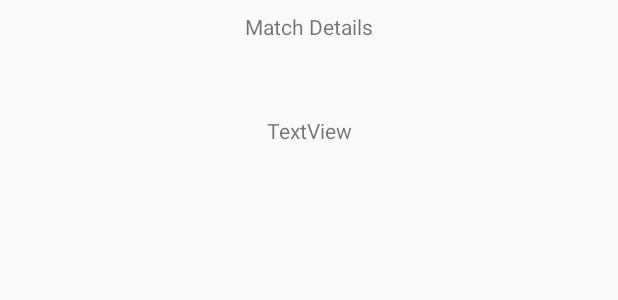
After one commit to grucha12342/NBA, an Android app: the layout activity_match_details.xml on its own in the app's theme, with its tools: preview values and no code run, on a phone screen of 412 x 824 dp. The commit adds this screen. Shown: the top 300 px of the screen. Run offline under Robolectric (Android 15) with nearby library versions, the phone set to English and light mode, and no system bars; network calls fail.

Commit message:
ListView row display fix, MatchDetails activity

```diff
--- a/app/src/main/java/com/example/misiek/nba/AsyncMatchDownload.java
+++ b/app/src/main/java/com/example/misiek/nba/AsyncMatchDownload.java
@@ -29,10 +29,12 @@ public class AsyncMatchDownload extends AsyncTask<String, Integer, ArrayList<Mat
                     JSONObject vTeam = match.getJSONObject("vTeam");
                     int awayTeamId = vTeam.getInt("teamId");
                     int awayTeamScore = vTeam.getInt("score");
+                    String awayTeamTriCode = vTeam.getString("triCode");
                     JSONObject hTeam = match.getJSONObject("hTeam");
                     int homeTeamId = hTeam.getInt("teamId");
                     int homeTeamScore = hTeam.getInt("score");
-                    Match t = new Match(gameId, homeTeamId, homeTeamScore, awayTeamId, awayTeamScore);
+                    String homeTeamTriCode = hTeam.getString("triCode");
+                    Match t = new Match(gameId, homeTeamId, homeTeamScore, homeTeamTriCode,awayTeamId, awayTeamScore, awayTeamTriCode);
                     listOfMatches.add(t);
                 }
             } catch (IOException e) {
--- a/app/src/main/java/com/example/misiek/nba/MyAdapter.java
+++ b/app/src/main/java/com/example/misiek/nba/MyAdapter.java
@@ -39,9 +39,9 @@ public class MyAdapter extends ArrayAdapter<Match> {
         TextView valueHomeView = (TextView) rowView.findViewById(R.id.valueHome);
 
         // 4. Set the text for textView
-        labelAwayView.setText(itemsArrayList.get(position).getAwayTeamId()+"");
+        labelAwayView.setText(itemsArrayList.get(position).getAwayTeamTriCode());
         valueAwayView.setText(itemsArrayList.get(position).getAwayTeamScore()+"");
-        labelHomeView.setText(itemsArrayList.get(position).getHomeTeamId()+"");
+        labelHomeView.setText(itemsArrayList.get(position).getHomeTeamTriCode());
         valueHomeView.setText(itemsArrayList.get(position).getHomeTeamScore()+"");
 
         // 5. retrn rowView
--- /dev/null
+++ b/app/src/main/res/layout/activity_match_details.xml
@@ -0,0 +1,32 @@
+<?xml version="1.0" encoding="utf-8"?>
+<android.support.constraint.ConstraintLayout xmlns:android="http://schemas.android.com/apk/res/android"
+    xmlns:app="http://schemas.android.com/apk/res-auto"
+    xmlns:tools="http://schemas.android.com/tools"
+    android:layout_width="match_parent"
+    android:layout_height="match_parent"
+    tools:context=".MatchDetails">
+
+    <TextView
+        android:id="@+id/textView2"
+        android:layout_width="wrap_content"
+        android:layout_height="wrap_content"
+        android:layout_marginEnd="8dp"
+        android:layout_marginStart="8dp"
+        android:layout_marginTop="8dp"
+        android:text="Match Details"
+        app:layout_constraintEnd_toEndOf="parent"
+        app:layout_constraintStart_toStartOf="parent"
+        app:layout_constraintTop_toTopOf="parent" />
+
+    <TextView
+        android:id="@+id/intentMsg"
+        android:layout_width="wrap_content"
+        android:layout_height="wrap_content"
+        android:layout_marginEnd="8dp"
+        android:layout_marginStart="8dp"
+        android:layout_marginTop="50dp"
+        android:text="TextView"
+        app:layout_constraintEnd_toEndOf="parent"
+        app:layout_constraintStart_toStartOf="parent"
+        app:layout_constraintTop_toBottomOf="@+id/textView2" />
+</android.support.constraint.ConstraintLayout>
--- a/app/src/main/res/layout/row.xml
+++ b/app/src/main/res/layout/row.xml
@@ -26,7 +26,8 @@
         android:layout_width="wrap_content"
         android:layout_height="wrap_content"
         android:paddingRight="5dp"
-        android:textSize="12sp"
+        android:layout_alignParentRight="true"
+        android:textSize="30sp"
         android:textColor="@color/colorAccent"
         >
     </TextView>
@@ -38,6 +39,7 @@
         android:layout_below="@+id/labelAway"
         android:textSize="12sp"
         android:paddingRight="5dp"
+        android:layout_alignParentRight="true"
         android:textColor="@color/colorAccent"
         >
     </TextView>
```
Also changed, not shown: app/src/main/AndroidManifest.xml (+10 -1 lines), app/src/main/java/com/example/misiek/nba/DateHandler.java (added, +19 -0 lines), app/src/main/java/com/example/misiek/nba/MainActivity.java (+18 -12 lines), app/src/main/java/com/example/misiek/nba/Match.java (+21 -1 lines), app/src/main/java/com/example/misiek/nba/MatchDetails.java (added, +20 -0 lines).
